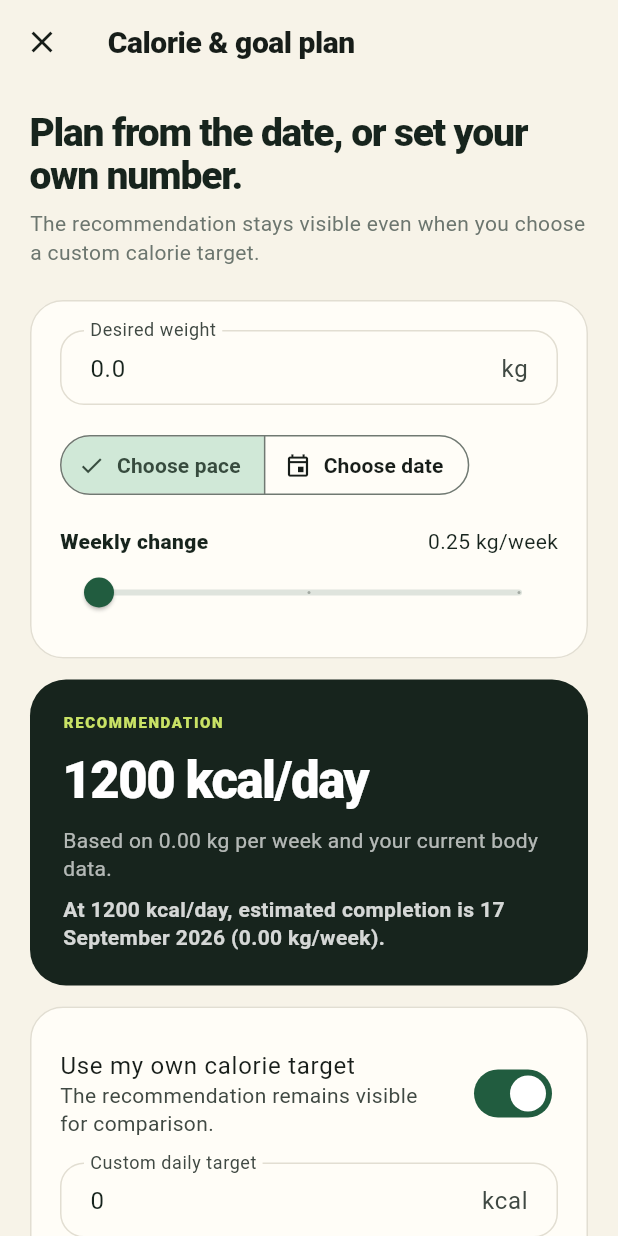
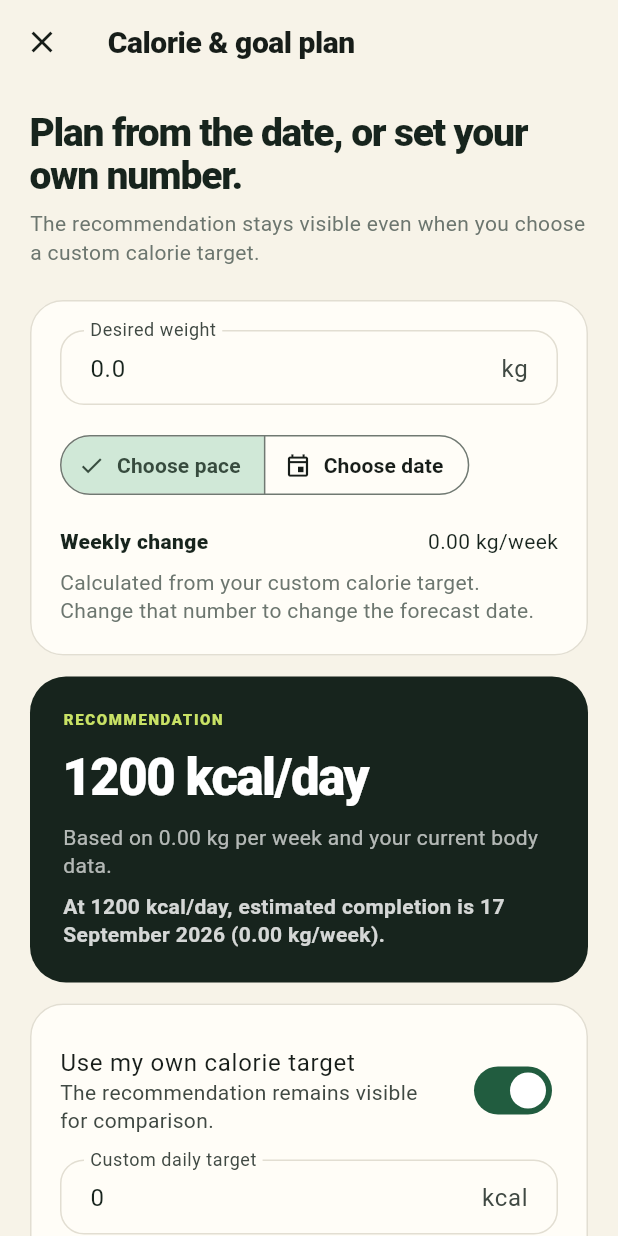
Before and after one commit to tpavan03/saapadu-tracker, a Flutter app: the HomeShell screen opened directly with empty values, item 4 of the bottom bar chosen, scrolled down 576 dp, after a tap on "Adjust plan", on a phone screen of 412 x 824 dp. Run offline on Flutter 3.47's test engine with Material 3 defaults, Android fonts, the light colour scheme and no system bars; our stand-ins replace shared_preferences, supabase_flutter; accounts and stored records are empty.

Commit message:
fix: calculate custom calorie forecasts without hiding pace

```diff
--- a/lib/calorie_engine.dart
+++ b/lib/calorie_engine.dart
@@ -129,12 +129,22 @@ class CalorieEngine {
     final targetSupportsGoal = direction == 0 ||
         (direction < 0 && targetDelta > 0) ||
         (direction > 0 && targetDelta < 0);
-    final rawProjectedRate = targetSupportsGoal && direction != 0
-        ? targetDelta.abs() * 7 / 7700
+    // A custom target should produce its own forecast. Keep the exact implied
+    // rate visible, while the safety flag and earliestSafeDate still protect
+    // against an aggressive deficit. The automatic recommendation remains
+    // capped at [maxAutomaticWeeklyLossKg].
+    final rawProjectedRate = hasManualTarget
+        ? targetSupportsGoal && direction != 0
+            ? targetDelta.abs() * 7 / 7700
+            : 0.0
         : plannedWeeklyChange;
-    final projectedRate = direction < 0
-        ? math.min(rawProjectedRate, maxAutomaticWeeklyLossKg)
-        : rawProjectedRate;
+    final projectedRate = rawProjectedRate;
+    final customTargetUnsafe = hasManualTarget &&
+        ((direction < 0 && rawProjectedRate > maxAutomaticWeeklyLossKg) ||
+            !targetSupportsGoal && direction != 0);
+    final finalSafety = customTargetUnsafe
+        ? GoalPlanSafety.unsafe
+        : safety;
     final projectedGoalDate = direction == 0
         ? referenceDate
         : projectedRate > 0
@@ -148,7 +158,7 @@ class CalorieEngine {
       effectiveTarget: effectiveTarget,
       plannedWeeklyRateKg: plannedWeeklyChange,
       requiredWeeklyRateKg: requiredWeeklyRate,
-      safety: safety,
+      safety: finalSafety,
       earliestSafeDate: direction < 0
           ? referenceDate.add(
               Duration(
--- a/lib/screens/plan_screen.dart
+++ b/lib/screens/plan_screen.dart
@@ -142,13 +142,25 @@ class _PlanScreenState extends State<PlanScreen> {
                                     style:
                                         TextStyle(fontWeight: FontWeight.w800)),
                               ),
-                              Text('${pace.toStringAsFixed(2)} kg/week'),
+                              Text(useCustomTarget
+                                  ? '${recommendation.projectedWeeklyRateKg.toStringAsFixed(2)} kg/week'
+                                  : '${pace.toStringAsFixed(2)} kg/week'),
                             ]),
+                            if (useCustomTarget)
+                              const Padding(
+                                padding: EdgeInsets.only(top: 8),
+                                child: Text(
+                                  'Calculated from your custom calorie target. Change that number to change the forecast date.',
+                                  style: TextStyle(color: AppColors.muted),
+                                ),
+                              )
+                            else
                               Slider(
                                 value: pace,
-                              min: .25,
-                              max: .75,
-                              divisions: 2,
+                                min: .10,
+                                max: CalorieEngine.maxAutomaticWeeklyLossKg,
+                                divisions: 8,
+                                label: '${pace.toStringAsFixed(2)} kg/week',
                                 onChanged: (value) =>
                                     setState(() => pace = value),
                               ),
@@ -201,6 +213,8 @@ class _PlanScreenState extends State<PlanScreen> {
                         Text(
                           mode == _PlanMode.date && required != null
                               ? 'Your selected date requires about ${required.toStringAsFixed(2)} kg per week.'
+                              : plan.usesManualTarget
+                                  ? 'Your custom target implies ${plan.projectedWeeklyRateKg.toStringAsFixed(2)} kg per week from your current maintenance estimate.'
                                   : 'Based on ${plan.plannedWeeklyRateKg.toStringAsFixed(2)} kg per week and your current body data.',
                           style: TextStyle(
                               color: Colors.white.withValues(alpha: .68)),
@@ -225,7 +239,20 @@ class _PlanScreenState extends State<PlanScreen> {
                                 fontSize: 12),
                           ),
                         ],
-                        if (!plan.isSafe && plan.earliestSafeDate != null) ...[
+                        if (plan.usesManualTarget && !plan.targetSupportsGoal) ...[
+                          const SizedBox(height: 12),
+                          Container(
+                            padding: const EdgeInsets.all(12),
+                            decoration: BoxDecoration(
+                              color: AppColors.terracotta.withValues(alpha: .22),
+                              borderRadius: BorderRadius.circular(14),
+                            ),
+                            child: const Text(
+                              'This custom target is at or above your maintenance estimate, so it will not move you toward the selected goal. Lower the target or choose maintenance as your goal.',
+                              style: TextStyle(color: Colors.white, fontSize: 12),
+                            ),
+                          ),
+                        ] else if (!plan.isSafe && plan.earliestSafeDate != null) ...[
                           const SizedBox(height: 12),
                           Container(
                             padding: const EdgeInsets.all(12),
@@ -235,7 +262,9 @@ class _PlanScreenState extends State<PlanScreen> {
                               borderRadius: BorderRadius.circular(14),
                             ),
                             child: Text(
-                              'That date is faster than the automatic plan limit. The earliest supported date is ${DateFormat('d MMMM y').format(plan.earliestSafeDate!)}; the calorie recommendation uses the guarded pace.',
+                              plan.usesManualTarget
+                                  ? 'This custom target implies ${plan.projectedWeeklyRateKg.toStringAsFixed(2)} kg per week, above the automatic safety limit. The earliest supported date is ${DateFormat('d MMMM y').format(plan.earliestSafeDate!)}.'
+                                  : 'That date is faster than the automatic plan limit. The earliest supported date is ${DateFormat('d MMMM y').format(plan.earliestSafeDate!)}; the calorie recommendation uses the guarded pace.',
                               style: const TextStyle(
                                   color: Colors.white, fontSize: 12),
                             ),
--- a/lib/screens/progress_screen.dart
+++ b/lib/screens/progress_screen.dart
@@ -130,8 +130,8 @@ class ProgressScreen extends StatelessWidget {
                       const SizedBox(height: 12),
                       const Text(
                           'BMI is a screening measure. Body composition and South Asian metabolic risk can make the full picture different.',
-                          style:
-                              TextStyle(fontSize: 12, color: AppColors.muted)),
+                          style: TextStyle(
+                              fontSize: 12, color: AppColors.muted)),
                     ]),
               ))),
           SizedBox(
@@ -149,14 +149,16 @@ class ProgressScreen extends StatelessWidget {
                               letterSpacing: 1,
                               color: AppColors.muted)),
                       const SizedBox(height: 11),
-                      Text('${p.weeklyGoalKg.toStringAsFixed(2)} kg / week',
+                      Text('${state.planRecommendation.projectedWeeklyRateKg.toStringAsFixed(2)} kg / week',
                           style: const TextStyle(
                               fontSize: 23, fontWeight: FontWeight.w900)),
                       const SizedBox(height: 10),
-                      const Text(
-                          'Daily scale changes are mostly water. Compare weekly averages and adjust after 2–3 consistent weeks.',
-                          style:
-                              TextStyle(fontSize: 12, color: AppColors.muted)),
+                      Text(
+                          state.planRecommendation.usesManualTarget
+                              ? 'Calculated from your custom calorie target. Change that target to move the forecast date.'
+                              : 'Daily scale changes are mostly water. Compare weekly averages and adjust after 2–3 consistent weeks.',
+                          style: const TextStyle(
+                              fontSize: 12, color: AppColors.muted)),
                     ]),
               ))),
         ]);
```
Also changed, not shown: 2 other files. Lines whose indentation alone changed are shown as unchanged.
